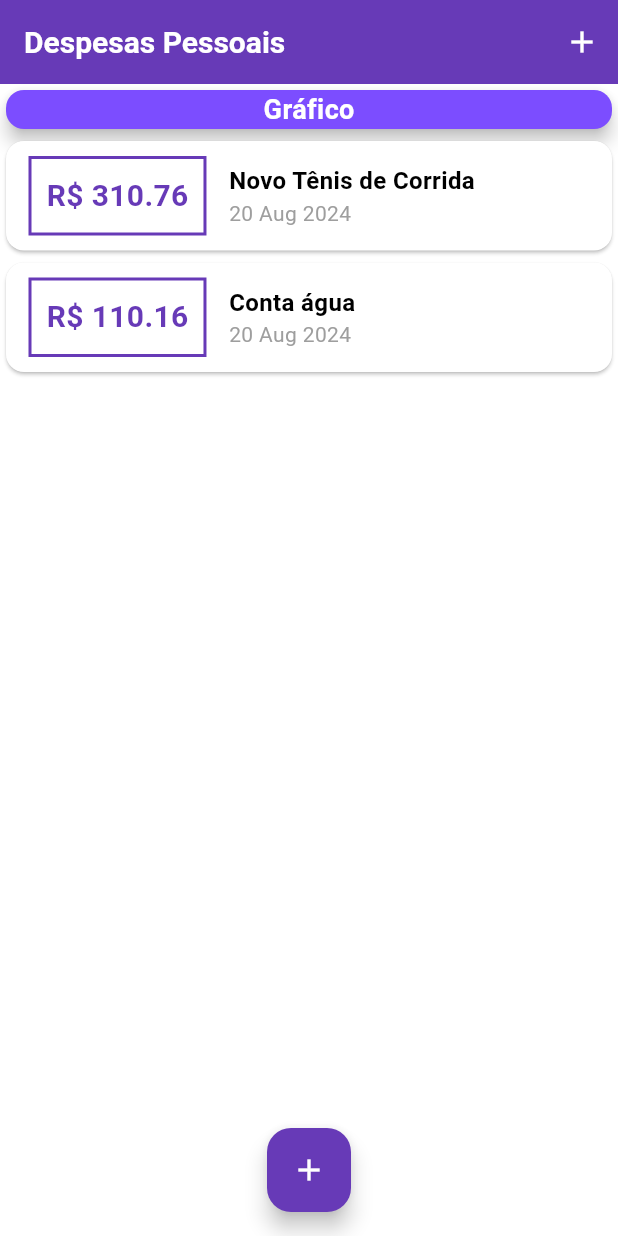
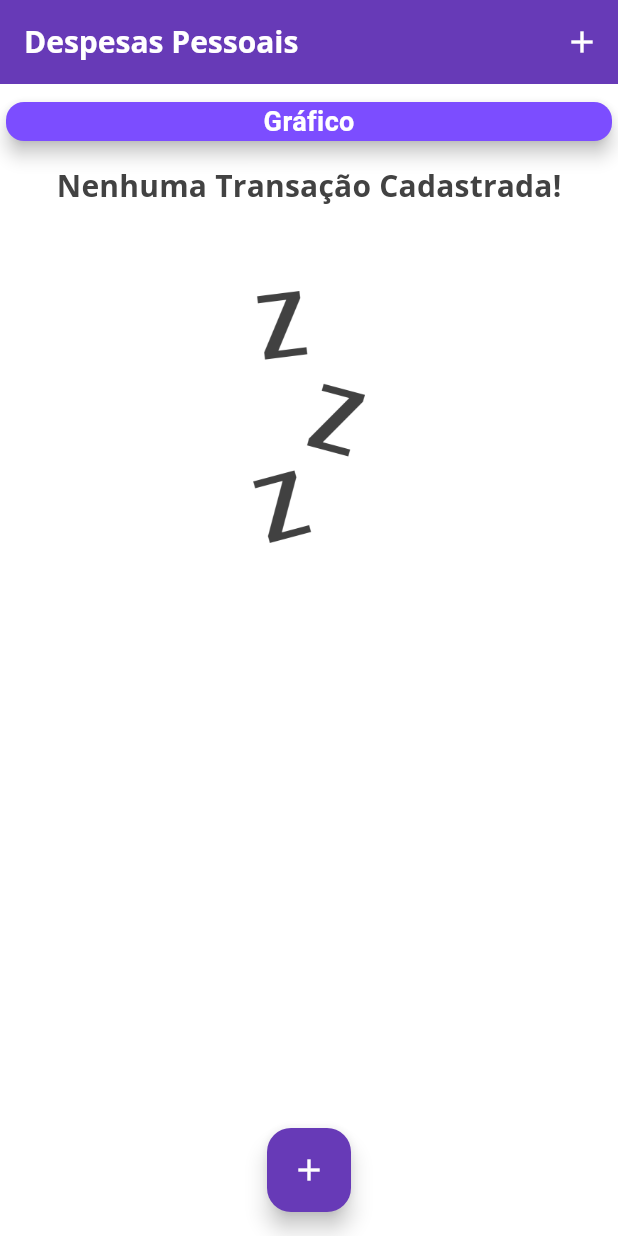
Before and after one commit to LucasFagundesWielewski/personal_expenses_app, a Flutter app: the screen it shows after launch, on a phone screen of 412 x 824 dp. Run offline on Flutter 3.47's test engine with Material 3 defaults, Android fonts, the phone set to English and light mode, and no system bars.

Commit message:
added fonts and image

```diff
--- a/lib/components/transaction_list.dart
+++ b/lib/components/transaction_list.dart
@@ -2,19 +2,73 @@ import 'package:flutter/material.dart';
 import '../models/transaction.dart';
 import 'package:intl/intl.dart';
 
-class TransactionList extends StatelessWidget {
+class TransactionList extends StatefulWidget {
   final List<Transaction> transactions;
 
   TransactionList(this.transactions);
 
   @override
+  _TransactionListState createState() => _TransactionListState();
+}
+
+class _TransactionListState extends State<TransactionList> with SingleTickerProviderStateMixin {
+  late AnimationController _controller;
+  late Animation<double> _animation;
+
+  @override
+  void initState() {
+    super.initState();
+    _controller = AnimationController(
+      vsync: this,
+      duration: const Duration(seconds: 2),
+    )..repeat(reverse: true);
+    _animation = Tween<double>(begin: 0.8, end: 1.2).animate(_controller);
+  }
+
+  @override
+  void dispose() {
+    _controller.dispose();
+    super.dispose();
+  }
+
+  @override
   Widget build(BuildContext context) {
     return SizedBox(
       height: 300,
-      child: ListView.builder(
-        itemCount: transactions.length,
+      child: widget.transactions.isEmpty ? Column(
+        children: <Widget>[
+          const SizedBox(height: 10),
+          Text(
+            'Nenhuma Transação Cadastrada!',
+            style: Theme.of(context).textTheme.titleMedium,
+          ),
+          const SizedBox(height: 40),
+          AnimatedBuilder(
+            animation: _animation,
+            builder: (ctx, child) {
+              return Column(
+                children: [
+                  Transform.scale(
+                    scale: _animation.value,
+                    child: child,
+                  ),
+
+                ],
+              );
+            },
+            child: Container(
+              height: 200,
+              child: Image.asset(
+                'assets/images/waiting.png',
+                fit: BoxFit.cover,
+              ),
+            ),
+          ),
+        ],):
+        ListView.builder(
+        itemCount: widget.transactions.length,
         itemBuilder: (ctx, index) {
-          final tr = transactions[index];
+          final tr = widget.transactions[index];
           return Card(
             child: Row(
               children: <Widget>[
@@ -44,10 +98,7 @@ class TransactionList extends StatelessWidget {
                   children: <Widget>[
                     Text(
                       tr.title,
-                      style: const TextStyle(
-                        fontSize: 16,
-                        fontWeight: FontWeight.bold,
-                      ),
+                      style: Theme.of(context).textTheme.titleLarge ,
                     ),
                     Text(
                       DateFormat('d MMM y').format(tr.date),
--- a/lib/main.dart
+++ b/lib/main.dart
@@ -14,10 +14,25 @@ class ExpensesApp extends StatelessWidget {
     return MaterialApp(
       home: MyHomePage(),
       theme: ThemeData(
+        textTheme: ThemeData.light().textTheme.copyWith(
+          titleLarge: const TextStyle(
+            fontFamily: 'OpenSans',
+            fontSize: 18,
+            fontWeight: FontWeight.bold,
+          ),
+          titleMedium: TextStyle(
+            color: Colors.grey[800],
+            fontFamily: 'OpenSans',
+            fontSize: 20,
+            fontWeight: FontWeight.bold,
+          ),
+        ),
+        fontFamily: 'Quicksand',
         colorScheme: ColorScheme.fromSwatch(primarySwatch: Colors.deepPurple).copyWith(secondary: Colors.purple),
         appBarTheme: const AppBarTheme(
           backgroundColor: Colors.deepPurple,
           titleTextStyle: TextStyle(
+            fontFamily: 'OpenSans',
             fontWeight: FontWeight.bold,
             fontSize: 20,
             color: Colors.white,
@@ -35,18 +50,18 @@ class MyHomePage extends StatefulWidget {
 
 class _MyHomePageState extends State<MyHomePage> {
   final List<Transaction> _transactions = [
-    Transaction(
-      id: 't1',
-      title: 'Novo Tênis de Corrida',
-      amount: 310.76,
-      date: DateTime.now(),
-    ),
-    Transaction(
-      id: 't2',
-      title: 'Conta água',
-      amount: 110.16,
-      date: DateTime.now(),
-    ),
+    // Transaction(
+    //   id: 't1',
+    //   title: 'Novo Tênis de Corrida',
+    //   amount: 310.76,
+    //   date: DateTime.now(),
+    // ),
+    // Transaction(
+    //   id: 't2',
+    //   title: 'Conta água',
+    //   amount: 110.16,
+    //   date: DateTime.now(),
+    // ),
   ];
 
   void _addTransaction(String title, double amount) {
@@ -77,7 +92,12 @@ class _MyHomePageState extends State<MyHomePage> {
   Widget build(BuildContext context) {
     return Scaffold(
       appBar: AppBar(
-        title: const Text('Despesas Pessoais'),
+        title: const Text(
+          'Despesas Pessoais',
+          style: TextStyle(
+            fontFamily: 'OpenSans',
+          ),
+        ),
         actions: <Widget>[
           IconButton(
             icon: const Icon(Icons.add),
@@ -89,11 +109,16 @@ class _MyHomePageState extends State<MyHomePage> {
       body: Column(
         crossAxisAlignment: CrossAxisAlignment.stretch,
         children: <Widget>[
+          const SizedBox(height: 8),
           const SizedBox(
+
             child: Card(
+
               color: Colors.deepPurpleAccent,
               elevation: 5,
+
               child: Center(
+
                 child: Text(
                   'Gráfico',
                   style: TextStyle(
```
Also changed, not shown: pubspec.yaml (+13 -9 lines), assets/fonts/OpenSans-Bold.ttf (added), assets/fonts/OpenSans-Regular.ttf (added), assets/fonts/Quicksand-Bold.ttf (added), assets/fonts/Quicksand-Light.ttf (added), assets/fonts/Quicksand-Medium.ttf (added), assets/fonts/Quicksand-Regular.ttf (added), assets/images/waiting.png (added).
